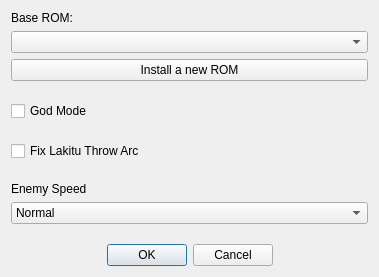
Qt form SMB1/SMB1_Compliance_To_SMB1/Configure_Base_Form.ui (Coolcord/Level-Headed) before a commit.
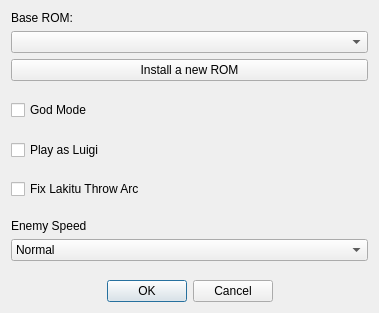
The same form after that commit.

Commit message: Added the option to play as luigi

```diff
--- a/SMB1/SMB1_Compliance_To_SMB1/Configure_Base_Form.ui
+++ b/SMB1/SMB1_Compliance_To_SMB1/Configure_Base_Form.ui
@@ -7,7 +7,7 @@
     <x>0</x>
     <y>0</y>
     <width>379</width>
-    <height>277</height>
+    <height>313</height>
    </rect>
   </property>
   <property name="windowTitle">
@@ -71,6 +71,29 @@
      </property>
     </spacer>
    </item>
+   <item>
+    <widget class="QCheckBox" name="cbPlayAsLuigi">
+     <property name="text">
+      <string>Play as Luigi</string>
+     </property>
+     <property name="tristate">
+      <bool>true</bool>
+     </property>
+    </widget>
+   </item>
+   <item>
+    <spacer name="verticalSpacer_5">
+     <property name="orientation">
+      <enum>Qt::Vertical</enum>
+     </property>
+     <property name="sizeHint" stdset="0">
+      <size>
+       <width>20</width>
+       <height>40</height>
+      </size>
+     </property>
+    </spacer>
+   </item>
    <item>
     <widget class="QCheckBox" name="cbLakituThrowArc">
      <property name="text">
```
The commit also changes 10 other files.
